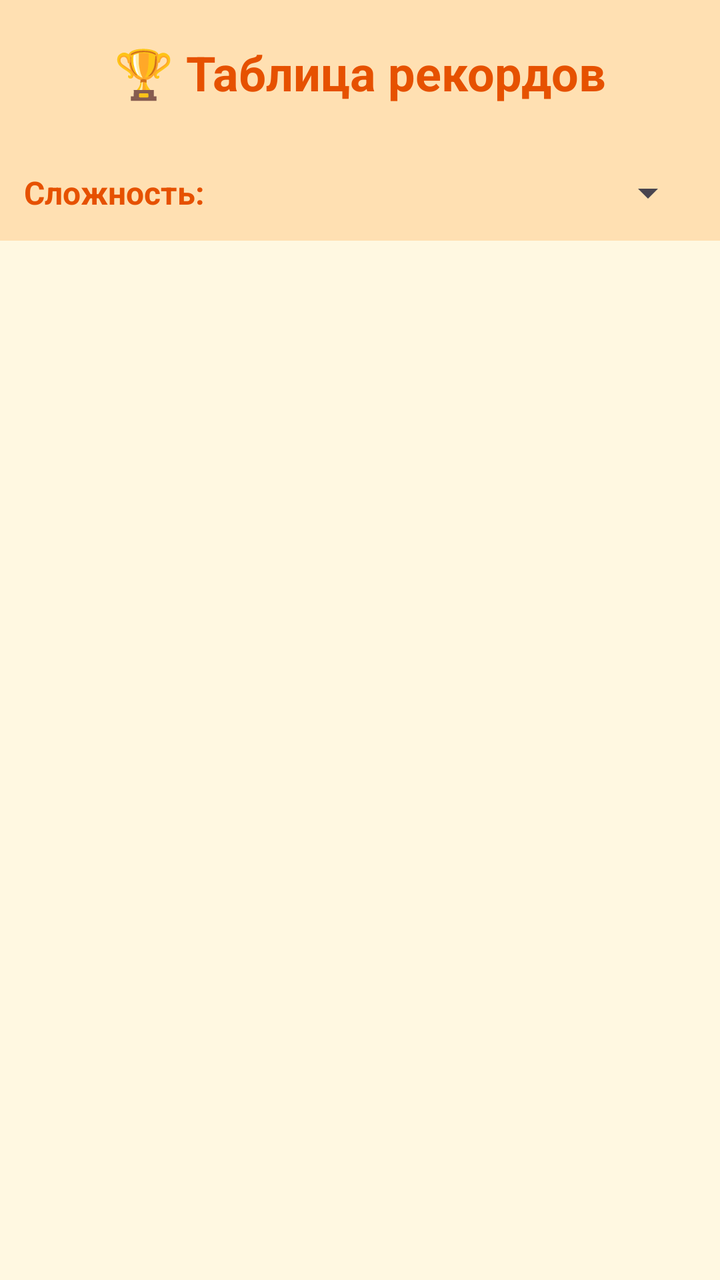
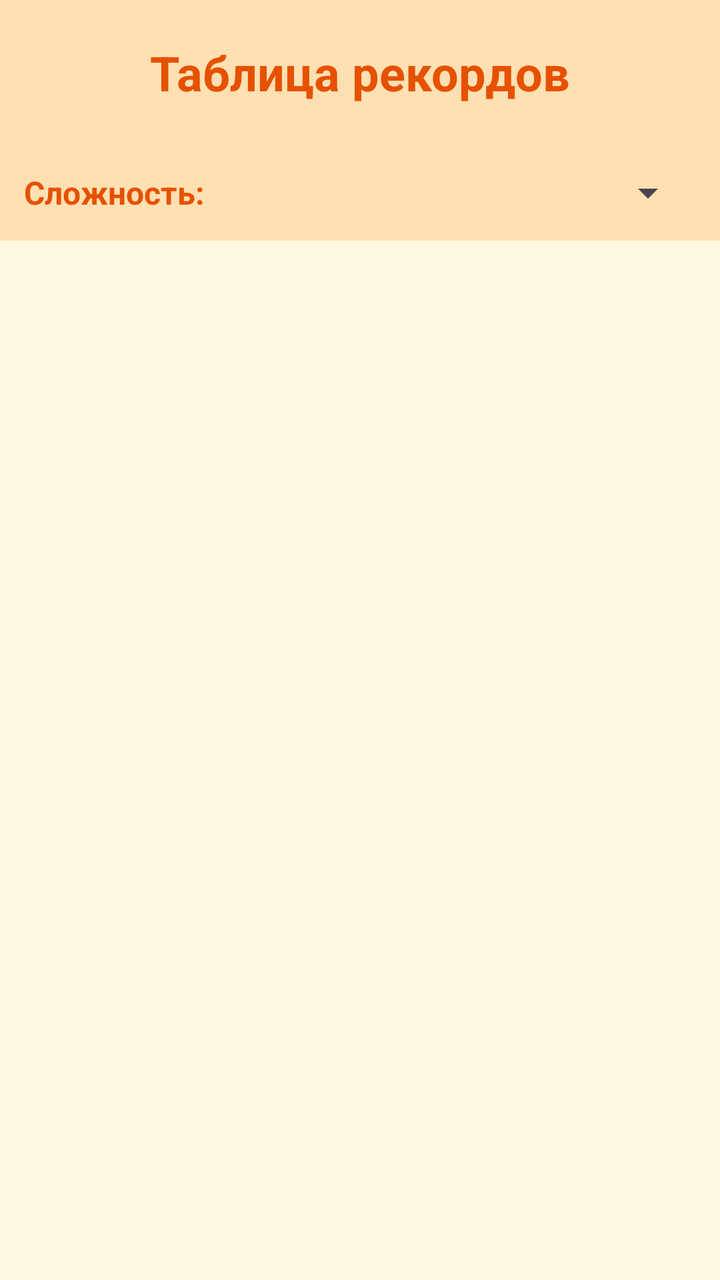

Two renders of the same Android screen: before a commit and after it. Below are the layout's source before the change and the commit's diff.
<!-- AndroidManifest.xml: application theme Theme.Bugs -->
<!-- res/layout/fragment_records.xml -->
<?xml version="1.0" encoding="utf-8"?>
<LinearLayout xmlns:android="http://schemas.android.com/apk/res/android"
    android:layout_width="match_parent"
    android:layout_height="match_parent"
    android:orientation="vertical"
    android:background="#fff8e1"
    android:fitsSystemWindows="true">

    <TextView
        android:layout_width="match_parent"
        android:layout_height="wrap_content"
        android:text="🏆 Таблица рекордов"
        android:textSize="24sp"
        android:textStyle="bold"
        android:textColor="#e65100"
        android:gravity="center"
        android:padding="20dp"
        android:background="#ffe0b2" />


    <LinearLayout
        android:layout_width="match_parent"
        android:layout_height="wrap_content"
        android:orientation="horizontal"
        android:gravity="center_vertical"
        android:padding="12dp"
        android:background="#ffe0b2">

        <TextView
            android:layout_width="wrap_content"
            android:layout_height="wrap_content"
            android:text="Сложность: "
            android:textSize="16sp"
            android:textStyle="bold"
            android:textColor="#e65100" />

        <Spinner
            android:id="@+id/spinnerDifficulty"
            android:layout_width="0dp"
            android:layout_height="wrap_content"
            android:layout_weight="1"
            android:layout_marginStart="8dp" />
    </LinearLayout>


    <androidx.recyclerview.widget.RecyclerView
        android:id="@+id/rvRecords"
        android:layout_width="match_parent"
        android:layout_height="match_parent"
        android:padding="8dp" />

</LinearLayout>
<!-- resources referenced by this layout -->
<resources>
  <style name="Theme.Bugs" parent="Base.Theme.Bugs" />
  <style name="Base.Theme.Bugs" parent="Theme.Material3.DayNight.NoActionBar">
          
          
      </style>
</resources>

<!-- the commit's change to res/layout/fragment_records.xml (unified diff, before → after) -->
@@ -9,7 +9,7 @@
     <TextView
         android:layout_width="match_parent"
         android:layout_height="wrap_content"
-        android:text="🏆 Таблица рекордов"
+        android:text="Таблица рекордов"
         android:textSize="24sp"
         android:textStyle="bold"
         android:textColor="#e65100"
